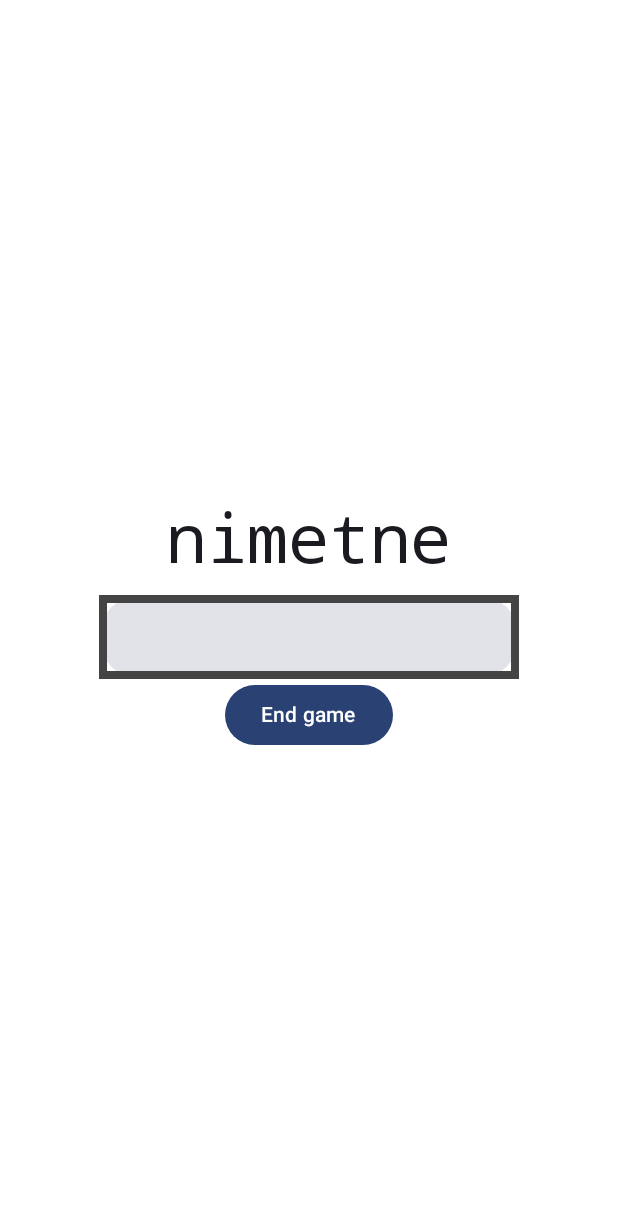
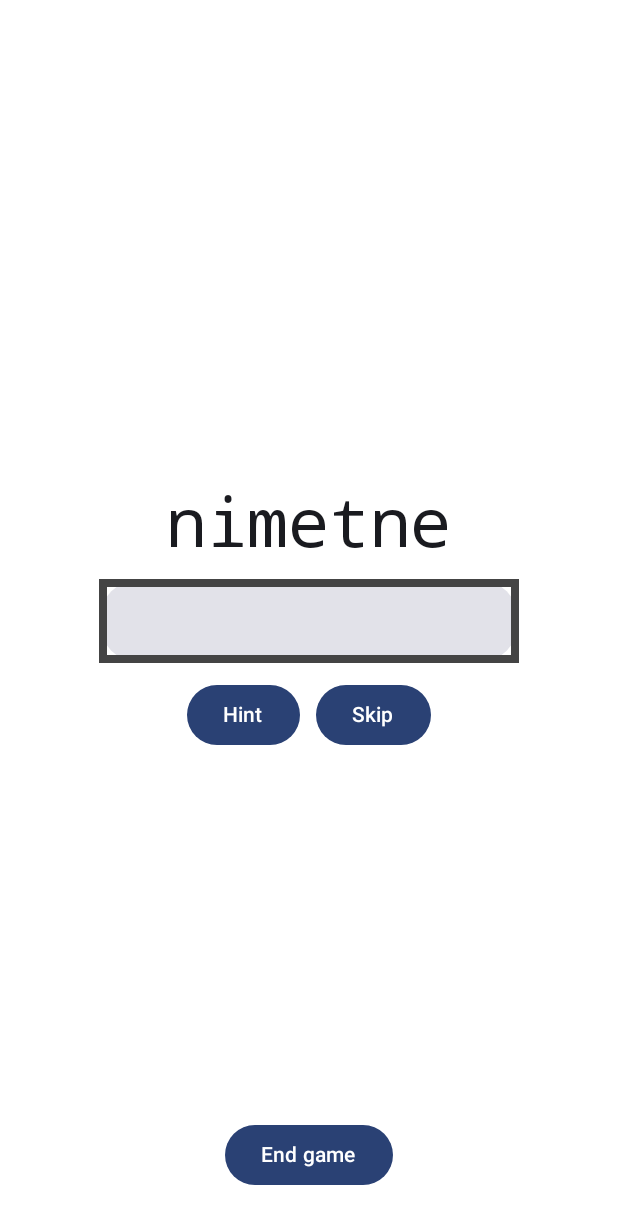
Before and after one commit to Shaheen1795/ScrambledWordGame, an Android app built with Jetpack Compose: the screen it shows after launch (MainActivity), after a tap on "Start game", on a phone screen of 412 x 824 dp. Shown: the top 1224 px of the screen. Run offline under Robolectric (Android 15) with nearby library versions, the light colour scheme and no system bars.

Commit message:
add hints

```diff
--- /dev/null
+++ b/app/src/main/java/com/example/scrambledwordgame/Hint.kt
@@ -0,0 +1,3 @@
+package com.example.scrambledwordgame
+
+data class Hint(var positionHint1:String, var positionHint2:String,var meaningHint:String)
--- a/app/src/main/java/com/example/scrambledwordgame/MainActivity.kt
+++ b/app/src/main/java/com/example/scrambledwordgame/MainActivity.kt
@@ -25,6 +25,7 @@ import com.example.scrambledwordgame.ui.screens.HomeScreenPage
 import com.example.scrambledwordgame.ui.screens.ScoreScreen
 import com.example.scrambledwordgame.ui.screens.ShowShuffledWord
 import com.example.scrambledwordgame.ui.theme.ScrambledWordGameTheme
+import com.example.scrambledwordgame.utils.getWordScorePercentage
 import com.example.scrambledwordgame.viewmodel.GameStatus
 import com.example.scrambledwordgame.viewmodel.GameUiState
 import com.example.scrambledwordgame.viewmodel.GameViewModel
@@ -35,7 +36,6 @@ import kotlinx.coroutines.launch
 class MainActivity : ComponentActivity() {
     override fun onCreate(savedInstanceState: Bundle?) {
         super.onCreate(savedInstanceState)
-        enableEdgeToEdge()
         setContent {
             ScrambledWordGameTheme {
                 Scaffold(modifier = Modifier.fillMaxSize()) { innerPadding ->
@@ -59,7 +59,7 @@ fun GameNavigationGraph( lifecycleOwner: LifecycleOwner,gameViewModel: GameViewM
         composable(route = GameStatus.STARTED.name) {
             HomeScreenPage {
                 gameViewModel.startTimerForCurrentSession()
-                navController.navigate("${GameStatus.IN_PROGRESS.name}/${gameViewModel.getCurrWord()}") }
+                navController.navigate("${GameStatus.IN_PROGRESS.name}/${gameViewModel.getCurrWord(false)}") }
         }
         composable(route = "${GameStatus.IN_PROGRESS.name}/{currentWord}") { navBackStackEntry ->
             val current = navBackStackEntry.arguments?.getString("currentWord")
@@ -69,12 +69,12 @@ fun GameNavigationGraph( lifecycleOwner: LifecycleOwner,gameViewModel: GameViewM
                         gameViewModel.validateWord(it)
                     }, it, {
                         navController.navigate(GameStatus.FINISHED.name)
-                    }
+                    },gameViewModel
                 )
             }
         }
         composable(route = GameStatus.FINISHED.name) {
-            ScoreScreen(getWordScorePercentage(gameViewModel.score)) {
+            ScoreScreen(getWordScorePercentage(gameViewModel.score).toString()) {
                 navController.navigate(GameStatus.STARTED.name)
                 gameViewModel.actionOnEndGame()
                 gameViewModel.reset()
@@ -92,7 +92,6 @@ fun GameNavigationGraph( lifecycleOwner: LifecycleOwner,gameViewModel: GameViewM
                             popUpTo(GameStatus.IN_PROGRESS.name){
                                 inclusive = true
                             }
-                            launchSingleTop = true
                         }
                     }
                     is GameUiState.STARTED -> navController.navigate(GameStatus.STARTED.name)
@@ -102,8 +101,3 @@ fun GameNavigationGraph( lifecycleOwner: LifecycleOwner,gameViewModel: GameViewM
 
         }
     }
-
-   fun getWordScorePercentage(score:Int):String{
-
-       return (score*100/Words.LIST_SIZE).toString()
-   }
--- a/app/src/main/java/com/example/scrambledwordgame/data/Scores.kt
+++ b/app/src/main/java/com/example/scrambledwordgame/data/Scores.kt
@@ -5,4 +5,4 @@ object Scores {
     val scores = mutableListOf<Score>()
 }
 
-data class Score(val name:String = "", val score:Int = 0, val time:Long)
+data class Score(val name:String = "", val score:Float = 0.0F, val time:Long)
--- a/app/src/main/java/com/example/scrambledwordgame/data/Words.kt
+++ b/app/src/main/java/com/example/scrambledwordgame/data/Words.kt
@@ -13,6 +13,7 @@ object Words {
 
     var mapOfWords = mapOf(Pair(Level.L1,wordsList_level1),Pair(Level.L2, wordsList_level2),Pair(Level.L3,wordsList_level3))
 
-    var mapOfMeanings = mapOf(Pair("abjure","verb - to reject or renounce"),Pair("abscond","verb - to hide or conceal"),Pair("admonish","verb - to praise or reward"),Pair("bolster","verb - to shore up or support"),Pair("catalyst","noun - something that speeds up a process or causes action"))
+    var mapOfMeanings = mapOf(Pair("abjure","verb - to reject or renounce"),Pair("abscond","verb - to hide or conceal"),Pair("admonish","verb - to praise or reward"),Pair("bolster","verb - to shore up or support"),Pair("catalyst","noun - something that speeds up a process or causes action"),
+        Pair("discern","verb - To diffrenciate"))
 
 }
--- a/app/src/main/java/com/example/scrambledwordgame/ui/dialogs.kt
+++ b/app/src/main/java/com/example/scrambledwordgame/ui/dialogs.kt
@@ -9,14 +9,13 @@ import androidx.compose.runtime.Composable
 fun InfoDialog( title: String,
                 message: String,
                 onDismissRequest: () -> Unit,
-                onConfirmation: () -> Unit,
 ){
     AlertDialog(
     onDismissRequest = { onDismissRequest() },
     title = { Text(title) },
     text = { Text(message) },
     confirmButton = {
-        Button(onClick = { onConfirmation() }) {
+        Button(onClick = { onDismissRequest()}) {
             Text("OK")
         }
     }
--- a/app/src/main/java/com/example/scrambledwordgame/ui/screens/GameScreens.kt
+++ b/app/src/main/java/com/example/scrambledwordgame/ui/screens/GameScreens.kt
@@ -1,11 +1,12 @@
 package com.example.scrambledwordgame.ui.screens
 
-import android.util.Log
 import androidx.compose.foundation.BorderStroke
 import androidx.compose.foundation.background
 import androidx.compose.foundation.border
 import androidx.compose.foundation.layout.Arrangement
+import androidx.compose.foundation.layout.Box
 import androidx.compose.foundation.layout.Column
+import androidx.compose.foundation.layout.Row
 import androidx.compose.foundation.layout.fillMaxSize
 import androidx.compose.foundation.layout.padding
 import androidx.compose.foundation.shape.CircleShape
@@ -27,26 +28,56 @@ import androidx.compose.ui.input.key.KeyEvent
 import androidx.compose.ui.input.key.key
 import androidx.compose.ui.input.key.onKeyEvent
 import androidx.compose.ui.input.key.type
+import androidx.compose.ui.platform.LocalContext
 import androidx.compose.ui.text.font.FontFamily
 import androidx.compose.ui.text.input.ImeAction
 import androidx.compose.ui.tooling.preview.Preview
 import androidx.compose.ui.unit.dp
 import androidx.compose.ui.unit.sp
+import com.example.scrambledwordgame.R
+import com.example.scrambledwordgame.ui.InfoDialog
 import com.example.scrambledwordgame.viewmodel.GameViewModel
-import kotlinx.coroutines.delay
-import kotlinx.coroutines.flow.collect
 
+@Preview
 @Composable
-fun ShowShuffledWord(onValueChange:(String)-> Boolean = {false}, currentWord:String, onEndGame:() -> Unit = {}){
-    Log.v("SHOW-SHUFFLED-SCREEN",currentWord)
-    Column(modifier = Modifier.fillMaxSize().background(Color.White), horizontalAlignment = Alignment.CenterHorizontally, verticalArrangement = Arrangement.Center){
-        Text(text =currentWord , modifier = Modifier.padding(0.dp,10.dp,0.dp,10.dp), fontSize = 45.sp, fontFamily = FontFamily.Monospace)
-        EditableText(onValueChange)
-        Column(verticalArrangement = Arrangement.Bottom){
-            Button(onEndGame) {
+fun ShowShuffledWord(onValueChange:(String)-> Boolean = {false}, currentWord:String="", onEndGame:() -> Unit = {}, gameViewModel: GameViewModel = GameViewModel()){
+    Box(modifier = Modifier.fillMaxSize().background(Color.White)) {
+
+        if(gameViewModel.showHintDialog){
+            val message = gameViewModel.getHint()
+            InfoDialog("Hint",message, onDismissRequest = {gameViewModel.showHintDialog = false})
+        }
+
+        Column(
+
+            modifier = Modifier.align(Alignment.Center),
+            horizontalAlignment = Alignment.CenterHorizontally,
+            verticalArrangement = Arrangement.Center
+        ) {
+            Text(
+                text = currentWord,
+                modifier = Modifier.padding(0.dp, 10.dp, 0.dp, 10.dp),
+                fontSize = 45.sp,
+                fontFamily = FontFamily.Monospace
+            )
+            EditableText(onValueChange)
+            Row(modifier = Modifier.padding(5.dp)){
+              Button(modifier = Modifier.padding(5.dp),onClick = {
+                  gameViewModel.showDialogHint()
+              }){
+                  Text(gameViewModel.hintButtonText)
+              }
+                Button(modifier = Modifier.padding(5.dp), onClick = {
+                    gameViewModel.skip()
+                }){
+                    Text("Skip")
+                }
+            }
+
+        }
+            Button(modifier = Modifier.align(Alignment.BottomCenter).padding(0.dp,0.dp,0.dp,30.dp), onClick = onEndGame) {
                 Text("End game")
             }
-        }
     }
 }
 
--- a/app/src/main/java/com/example/scrambledwordgame/ui/screens/HomeScreen.kt
+++ b/app/src/main/java/com/example/scrambledwordgame/ui/screens/HomeScreen.kt
@@ -43,7 +43,9 @@ import androidx.compose.ui.unit.sp
 import com.example.scrambledwordgame.R
 import com.example.scrambledwordgame.data.Score
 import com.example.scrambledwordgame.data.Scores.scores
+import com.example.scrambledwordgame.ui.InfoDialog
 import com.example.scrambledwordgame.ui.theme.Yellow
+import com.example.scrambledwordgame.ui.theme.YellowishWhte
 import com.example.scrambledwordgame.utils.formatMillisToMinutesAndSeconds
 
 
@@ -57,11 +59,15 @@ import com.example.scrambledwordgame.utils.formatMillisToMinutesAndSeconds
             .padding(20.dp),
     ){
 
-            BasicDropdownMenu(modifier = Modifier.align(Alignment.TopStart))
-            Column(modifier = Modifier.align(Alignment.TopCenter)) {
+
+            Row(modifier = Modifier.align(Alignment.TopStart).background(YellowishWhte).fillMaxSize().padding(0.dp,15.dp,0.dp,0.dp)){
+                BasicDropdownMenu(modifier = Modifier.padding(2.dp))
+
+            }
+            Column(modifier = Modifier.align(Alignment.TopCenter).padding(10.dp)) {
                 Text("Scoreboard", fontFamily = FontFamily.Monospace, modifier = Modifier
                     .align(Alignment.CenterHorizontally)
-                    .padding(20.dp, 50.dp, 20.dp, 5.dp), fontSize = 30.sp)
+                    .padding(20.dp, 50.dp, 20.dp, 5.dp), fontSize = 20.sp)
                 ThreeColumnTable(scores)
             }
             Button(
@@ -132,11 +138,15 @@ fun ThreeColumnTable(tableData: List<Score>) {
 fun BasicDropdownMenu(modifier: Modifier) {
     var expanded by remember { mutableStateOf(false) }
     val items = listOf("About")
-    var selectedItem by remember { mutableStateOf("Select an option") }
     val context = LocalContext.current
+    var showDialog by remember{ mutableStateOf(false) }
+    if(showDialog){
+       InfoDialog(title = "About", message = context.getString(R.string.about)) {
+           showDialog = false
+       }
+    }
     Column(modifier = modifier) {
         IconButton(onClick = { expanded = true }) {
-
             Image(painter = painterResource(R.drawable.menu),"")
         }
 
@@ -148,7 +158,7 @@ fun BasicDropdownMenu(modifier: Modifier) {
                 DropdownMenuItem(
                     text = { Text(text = item) },
                     onClick = {
-                        Toast.makeText(context, context.getString(R.string.about), Toast.LENGTH_LONG).show()
+                        showDialog  = true
                         expanded = false
                     }
                 )
--- a/app/src/main/java/com/example/scrambledwordgame/ui/theme/Color.kt
+++ b/app/src/main/java/com/example/scrambledwordgame/ui/theme/Color.kt
@@ -10,3 +10,4 @@ val Purple40 = Color(0xFF6650a4)
 val PurpleGrey40 = Color(0xFF625b71)
 val Pink40 = Color(0xFF7D5260)
 val Yellow = Color(0xfff7de6f)
+val YellowishWhte = Color(0xfff7eec1)
--- a/app/src/main/java/com/example/scrambledwordgame/viewmodel/GameViewModel.kt
+++ b/app/src/main/java/com/example/scrambledwordgame/viewmodel/GameViewModel.kt
@@ -3,6 +3,8 @@ package com.example.scrambledwordgame.viewmodel
 import android.util.Log
 import androidx.compose.runtime.MutableIntState
 import androidx.compose.runtime.getValue
+import androidx.compose.runtime.mutableDoubleStateOf
+import androidx.compose.runtime.mutableFloatStateOf
 import androidx.compose.runtime.mutableIntStateOf
 import androidx.compose.runtime.mutableStateOf
 import androidx.compose.runtime.setValue
@@ -11,23 +13,18 @@ import androidx.lifecycle.ViewModelProvider
 import androidx.lifecycle.viewModelScope
 import androidx.lifecycle.viewmodel.initializer
 import androidx.lifecycle.viewmodel.viewModelFactory
-import androidx.room.util.copy
+import com.example.scrambledwordgame.Hint
 import com.example.scrambledwordgame.data.Level
 import com.example.scrambledwordgame.data.Score
 import com.example.scrambledwordgame.data.Scores
 import com.example.scrambledwordgame.data.Words
-import com.example.scrambledwordgame.getWordScorePercentage
 import com.example.scrambledwordgame.utils.createShuffledDict
-import kotlinx.coroutines.CoroutineScope
+import com.example.scrambledwordgame.utils.getWordScorePercentage
 import kotlinx.coroutines.Dispatchers
 import kotlinx.coroutines.channels.Channel
 import kotlinx.coroutines.delay
 import kotlinx.coroutines.flow.Flow
-import kotlinx.coroutines.flow.MutableStateFlow
-import kotlinx.coroutines.flow.asStateFlow
-import kotlinx.coroutines.flow.flowOf
 import kotlinx.coroutines.flow.receiveAsFlow
-import kotlinx.coroutines.flow.update
 import kotlinx.coroutines.launch
 import kotlinx.coroutines.withContext
 import kotlin.random.Random
@@ -51,12 +48,18 @@ class GameViewModel: ViewModel() {
     private var currentInd = Random.nextInt(0,10)
     val currentLevel = Level.L1
     var currentIndex by mutableIntStateOf(currentInd)
-    var score:Int by mutableIntStateOf(0)
+    var score by mutableFloatStateOf(0.0F)
     var wordStatus by mutableStateOf(false )
     private var usedIndexes =  mutableSetOf<Int>(currentInd)
     var channel = Channel<GameUiState>(1)
     var flow: Flow<GameUiState> = channel.receiveAsFlow()
     private var counter:Int by mutableIntStateOf(0)
+    private var unlockHint:Int by mutableIntStateOf(4)
+    private var currentHint by mutableStateOf(Hint("","",""))
+    var showHintDialog by mutableStateOf(false)
+    private var diffScore by mutableFloatStateOf(0.0F)
+    var hintButtonText by mutableStateOf("Hint")
+
 
     var startTimer = 0L
     private var endTimer = 0L
@@ -86,18 +89,57 @@ class GameViewModel: ViewModel() {
 
               withContext(Dispatchers.IO){
                   delay(1000)
-                  score = 0
+                  score = 0.0F
               }
         }
     }
 
+    fun skip(){
+        viewModelScope.launch {
+            wordStatus = false
+            channel.send(GameUiState.PROGRESS(GameStatus.IN_PROGRESS, getCurrWord(true)))
+
+        }
+    }
+
+    fun showDialogHint(){
+        if(unlockHint>0){
+            unlockHint--
+            diffScore+=0.25F
+        }
+        showHintDialog = true
+    }
+
+    fun getHint():String{
+
+        when(unlockHint){
+
+            3 -> {
+                hintButtonText = "More Hints"
+                return currentHint.positionHint1
+            }
+            2 -> {
+                return currentHint.positionHint1+"\n"+currentHint.positionHint2
+            }
+            1 -> {
+                hintButtonText = "Reveal the word"
+                return currentHint.positionHint1+"\n"+currentHint.positionHint2+"\n"+currentHint.meaningHint
+            }
+
+            else  -> {
+                return currentHint.positionHint1+"\n"+currentHint.positionHint2+"\n"+currentHint.meaningHint+"\n"+Words.mapOfWords.getValue(currentLevel)[currentIndex]
+            }
+
+        }
+
+    }
 
     fun validateWord(currentWord: String): Boolean {
         val status = currentWord == Words.mapOfWords.getValue(currentLevel)[currentIndex]
         wordStatus = status
 
         if(status) {
-            score+=OFFSET
+            score+=(OFFSET-diffScore)
             viewModelScope.launch {
                 var nextWord = getCurrWord()
                 if(nextWord.isNotEmpty()){
@@ -109,6 +151,7 @@ class GameViewModel: ViewModel() {
             }
 
         }
+
         return status
     }
 
@@ -124,23 +167,30 @@ class GameViewModel: ViewModel() {
 
     fun actionOnEndGame(){
         endTimerForCurrentSession()
-        Scores.scores.add(Score("Session $counter",getWordScorePercentage(score).toInt(),endTimer-startTimer))
+        Scores.scores.add(Score("Session $counter",getWordScorePercentage(score),endTimer-startTimer))
     }
 
-    fun getCurrWord(): String{
+
+    fun getCurrWord(skip:Boolean = false ): String{
         if(usedIndexes.size==Words.mapOfWords.getValue(currentLevel).size){
                return ""
         }
 
-        if(wordStatus){
+        if(wordStatus || skip){
             currentIndex = fetchIndex()
         }
+        unlockHint = 4
+        diffScore = 0.0F
+        hintButtonText = "Hint"
+        val currentWord = Words.mapOfWords.getValue(currentLevel)[currentIndex]
+        currentHint = Hint("The word starts with ${currentWord[0]}",
+            "The word ends with ${currentWord[currentWord.length-1]}",Words.mapOfMeanings.getOrDefault(currentWord,""))
 
-        return mutableMap.getValue(Words.mapOfWords.getValue(currentLevel)[currentIndex])
+        return mutableMap.getValue(currentWord)
     }
 
     companion object {
-        const val OFFSET = 1
+        const val OFFSET = 1.0F
 
         val Factory: ViewModelProvider.Factory = viewModelFactory {
             initializer {
--- a/app/src/main/res/values/strings.xml
+++ b/app/src/main/res/values/strings.xml
@@ -1,4 +1,9 @@
 <resources>
     <string name="app_name">ScrambledWordGame</string>
     <string name="about">This game is designed to help you master most commonly used GRE words. There are hints and ques to help you spell the words. All the best !</string>
+    <string name="button_skip">Skip</string>
+    <string name="button_hint">Hint</string>
+    <string name="button_end_game">End game</string>
+    <string name="button_start_game">Start game</string>
+
 </resources>
```
Also changed, not shown: app/src/main/java/com/example/scrambledwordgame/utils/WordUtils.kt (+4 -8 lines).
